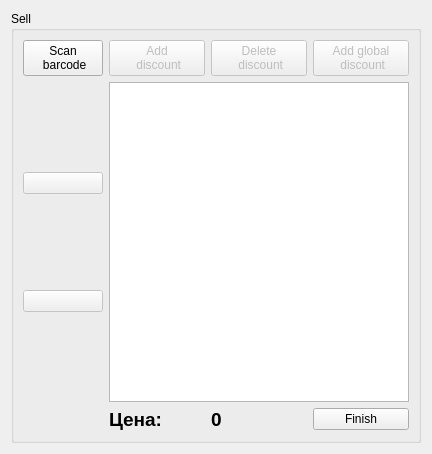
The window that widgets/sell/sell.ui (thelastpolaris/Loreley) describes before a commit, drawn with Qt 5.
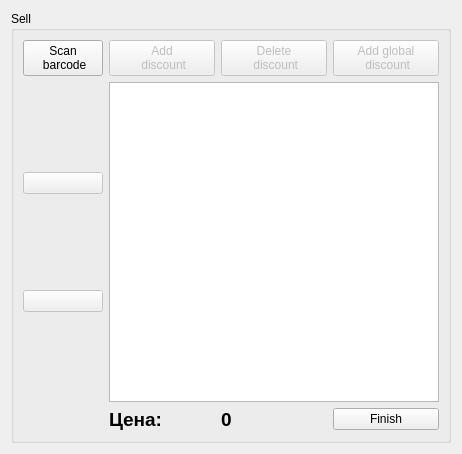
The same window after the commit. Icons and pictures are not drawn.

Diff of the .ui file:
```diff
--- a/widgets/sell/sell.ui
+++ b/widgets/sell/sell.ui
@@ -6,7 +6,7 @@
    <rect>
     <x>0</x>
     <y>0</y>
-    <width>428</width>
+    <width>430</width>
     <height>454</height>
    </rect>
   </property>
@@ -135,7 +135,7 @@
             </property>
             <property name="minimumSize">
              <size>
-              <width>300</width>
+              <width>330</width>
               <height>0</height>
              </size>
             </property>
```
